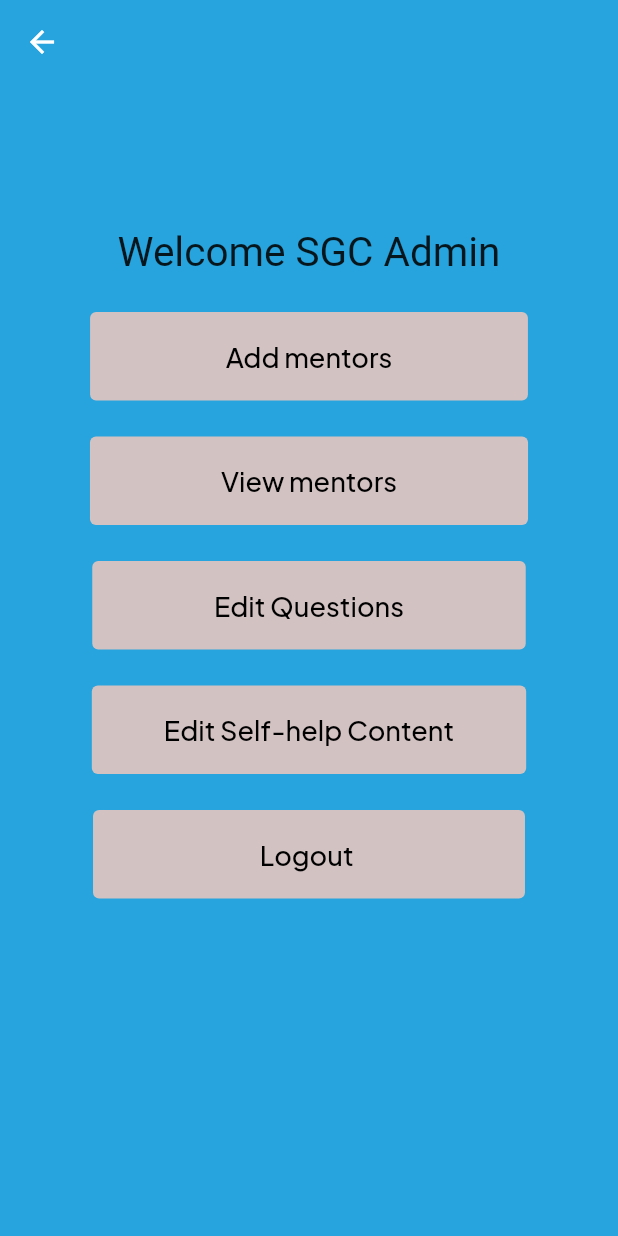
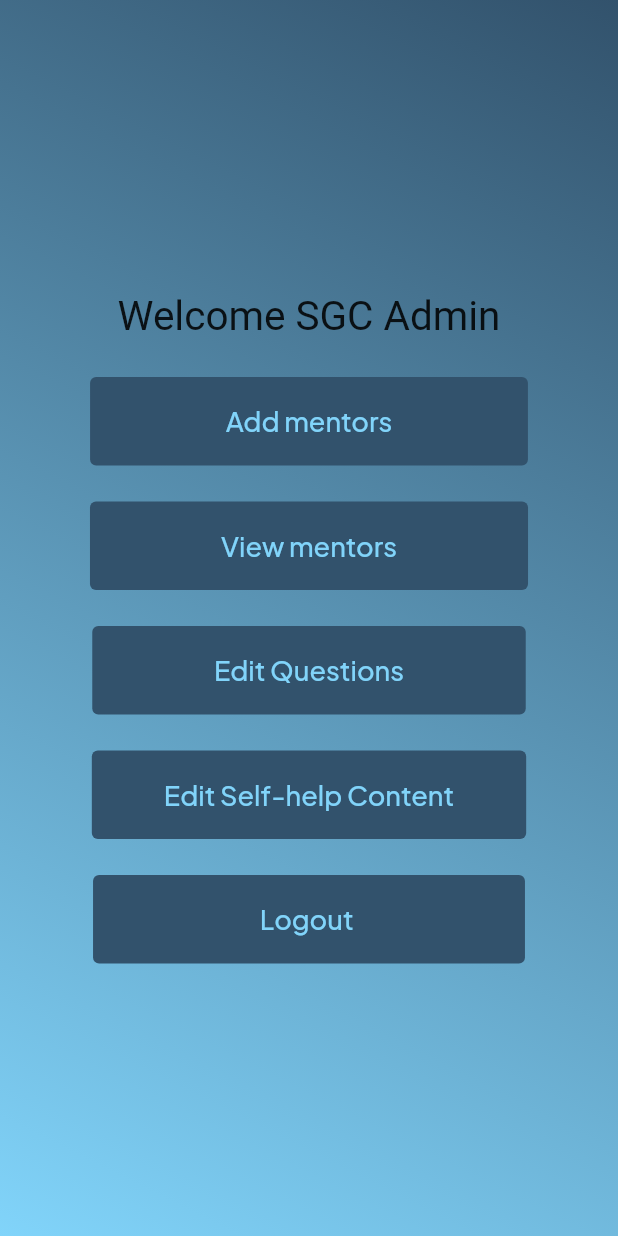
Before and after one commit to AfthabEK/NITCounsel, a Flutter app: the AdminDashboard screen opened directly, on a phone screen of 412 x 824 dp. Run offline on Flutter 3.47's test engine with Material 2 defaults, Android fonts, the phone set to English and light mode, and no system bars; our stand-ins replace carousel_slider, cloud_firestore, firebase_auth, firebase_core, google_fonts; accounts and stored records are empty.

Commit message:
Changed mentor and sgc ui. Added instructions

```diff
--- a/lib/adminScreens/adminDashboard.dart
+++ b/lib/adminScreens/adminDashboard.dart
@@ -6,7 +6,6 @@ import 'package:google_fonts/google_fonts.dart';
 import '../mentorScreens/view_feedback.dart';
 import 'addMentor.dart';
 import 'view_questions.dart';
-import 'viewmentors.dart';
 
 class AdminDashboard extends StatefulWidget {
   const AdminDashboard({super.key});
@@ -19,17 +18,26 @@ class AdminDashboardState extends State<AdminDashboard> {
   @override
   Widget build(BuildContext context) {
     return Scaffold(
-      resizeToAvoidBottomInset: false,
-      backgroundColor: Color.fromARGB(255, 39, 163, 221),
-      appBar: AppBar(
-        backgroundColor: Colors.transparent,
-        elevation: 0,
+
+        body: Center(
+          child: Container(
+            height: MediaQuery.of(context).size.height,
+            width: MediaQuery.of(context).size.width,
+            decoration: BoxDecoration(
+                gradient: LinearGradient(
+                  begin: Alignment.topRight,
+                  end: Alignment.bottomLeft,
+                  colors: [
+                    const Color(0xFF32526C),
+                    Colors.lightBlue.shade200,
+
+                  ],
+                )
             ),
-      body: Center(
             child: Column(
               children: [
                 Container(
-              //height: MediaQuery.of(context).size.height * 0.9,
+                  height: MediaQuery.of(context).size.height * 0.9,
                   child: Column(
                     mainAxisAlignment: MainAxisAlignment.center,
                     crossAxisAlignment: CrossAxisAlignment.center,
@@ -48,7 +56,7 @@ Welcome SGC Admin""",
                       TextButton(
                         style: ButtonStyle(
                           backgroundColor: MaterialStateProperty.all<Color>(
-                          Color.fromARGB(255, 211, 194, 194)),
+                              const Color(0xFF32526C)),
                         ),
                         onPressed: () {
                           Navigator.of(context).pushReplacement(
@@ -62,7 +70,7 @@ Welcome SGC Admin""",
                               horizontal: 70.0, vertical: 10.0),
                           child: Text("    Add mentors    ",
                               style: GoogleFonts.plusJakartaSans(
-                              fontSize: 18, color: Colors.black)),
+                                fontSize: 18, color: Colors.lightBlue.shade200,)),
                         ),
                       ),
                       SizedBox(
@@ -73,22 +81,15 @@ Welcome SGC Admin""",
                       TextButton(
                         style: ButtonStyle(
                           backgroundColor: MaterialStateProperty.all<Color>(
-                          Color.fromARGB(255, 211, 194, 194)),
+                              const Color(0xFF32526C)),
                         ),
-                    onPressed: () {
-                      //navigate ti view mentors
-                      Navigator.of(context).push(
-                        MaterialPageRoute(
-                          builder: (context) => ViewMentors(),
-                        ),
-                      );
-                    },
+                        onPressed: () {},
                         child: Padding(
                           padding: const EdgeInsets.symmetric(
                               horizontal: 70.0, vertical: 10.0),
                           child: Text("   View mentors   ",
                               style: GoogleFonts.plusJakartaSans(
-                              fontSize: 18, color: Colors.black)),
+                                fontSize: 18, color: Colors.lightBlue.shade200,)),
                         ),
                       ),
                       SizedBox(
@@ -97,7 +98,7 @@ Welcome SGC Admin""",
                       TextButton(
                         style: ButtonStyle(
                           backgroundColor: MaterialStateProperty.all<Color>(
-                          Color.fromARGB(255, 211, 194, 194)),
+                              const Color(0xFF32526C)),
                         ),
                         onPressed: () {
                           Navigator.of(context).pushReplacement(
@@ -111,7 +112,7 @@ Welcome SGC Admin""",
                               horizontal: 70.0, vertical: 10.0),
                           child: Text(" Edit Questions ",
                               style: GoogleFonts.plusJakartaSans(
-                              fontSize: 18, color: Colors.black)),
+                                fontSize: 18, color: Colors.lightBlue.shade200,)),
                         ),
                       ),
                       SizedBox(
@@ -120,7 +121,7 @@ Welcome SGC Admin""",
                       TextButton(
                         style: ButtonStyle(
                           backgroundColor: MaterialStateProperty.all<Color>(
-                          Color.fromARGB(255, 211, 194, 194)),
+                              const Color(0xFF32526C)),
                         ),
                         onPressed: () {},
                         child: Padding(
@@ -128,7 +129,7 @@ Welcome SGC Admin""",
                               horizontal: 40.0, vertical: 10.0),
                           child: Text("Edit Self-help Content",
                               style: GoogleFonts.plusJakartaSans(
-                              fontSize: 18, color: Colors.black)),
+                                fontSize: 18, color: Colors.lightBlue.shade200,)),
                         ),
                       ),
                       SizedBox(
@@ -137,7 +138,7 @@ Welcome SGC Admin""",
                       TextButton(
                         style: ButtonStyle(
                           backgroundColor: MaterialStateProperty.all<Color>(
-                          Color.fromARGB(255, 211, 194, 194)),
+                              const Color(0xFF32526C)),
                         ),
                         onPressed: () {
                           Navigator.of(context).pushReplacement(
@@ -151,7 +152,7 @@ Welcome SGC Admin""",
                               horizontal: 100.0, vertical: 10.0),
                           child: Text(" Logout  ",
                               style: GoogleFonts.plusJakartaSans(
-                              fontSize: 18, color: Colors.black)),
+                                fontSize: 18, color: Colors.lightBlue.shade200,)),
                         ),
                       ),
                     ],
@@ -159,7 +160,7 @@ Welcome SGC Admin""",
                 ),
               ],
             ),
-      ),
+          ),)
     );
   }
 }
--- a/lib/main.dart
+++ b/lib/main.dart
@@ -1,3 +1,4 @@
+import 'package:nitcsupport/mentorScreens/mentor_dashboard.dart';
 import 'package:nitcsupport/userScreens/create_chatreq.dart';
 
 import 'welcomePage.dart';
--- a/lib/mentorScreens/mentor_dashboard.dart
+++ b/lib/mentorScreens/mentor_dashboard.dart
@@ -109,7 +109,7 @@ Welcome Mentor""",
                         mentorLogout(context);
                         Navigator.of(context).push(
                           MaterialPageRoute(
-                            builder: (context) => MentorLoginPage(),
+                            builder: (context) => HomePage(),
                           ),
                         );
                       },
--- a/lib/mentorScreens/mentorchatreq.dart
+++ b/lib/mentorScreens/mentorchatreq.dart
@@ -52,6 +52,7 @@ class _ChatRequestListScreenState extends State<ChatRequestListScreen> {
     return Scaffold(
       appBar: AppBar(
         title: Text('Chat Requests'),
+        backgroundColor: Color(0xFF32526C),
       ),
       body: ListView.builder(
         itemCount: chatRequests.length,
--- a/lib/mentorScreens/view_feedback.dart
+++ b/lib/mentorScreens/view_feedback.dart
@@ -19,7 +19,7 @@ class MyTextPage extends StatelessWidget {
       appBar: AppBar(
         backgroundColor: Colors.white,
         title: Text(
-          "View Chat Request",
+          "View Feedback",
           style: TextStyle(
             color: Colors.black,
             fontSize: 22,
```
Also changed, not shown: lib/userScreens/create_chatreq.dart (+1 -10 lines), lib/userScreens/user_dashboard.dart (+119 -11 lines), lib/userScreens/view_req_user.dart (+3 -12 lines). Lines whose indentation alone changed are shown as unchanged.
